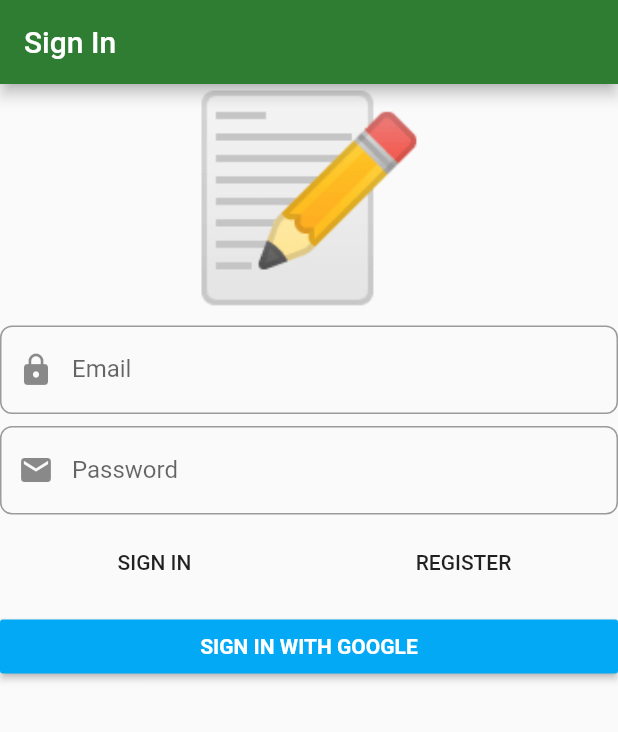
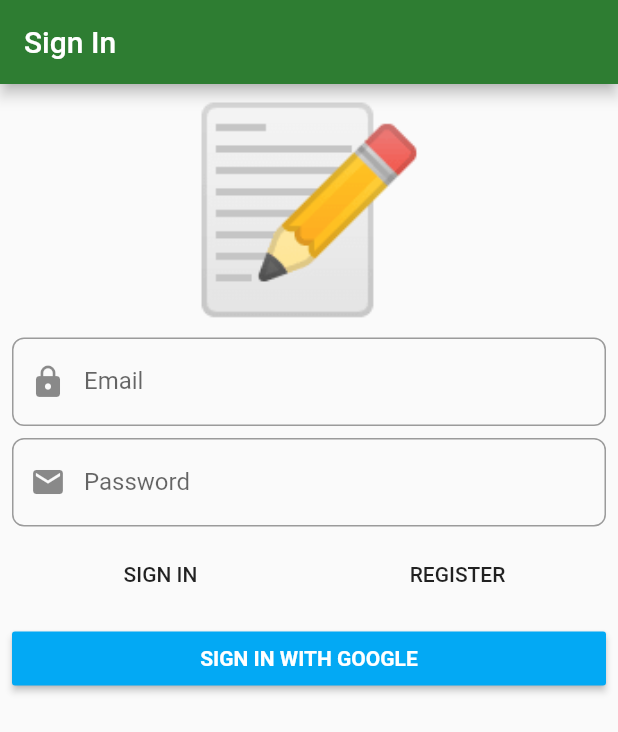
Before and after one commit to Vitaly-V/ddd_notes_app, a Flutter app: the screen it shows after launch, on a phone screen of 412 x 824 dp. Shown: the top 732 px of the screen. Run offline on Flutter 3.47's test engine with Material 2 defaults, Android fonts, the phone set to English and light mode, and no system bars; our stand-ins replace auto_route, bloc, dartz, firebase_auth, firebase_core, flushbar and 5 more; accounts and stored records are empty; generated files the repository leaves out were written again.

```diff
--- a/lib/domain/core/failures.dart
+++ b/lib/domain/core/failures.dart
@@ -5,10 +5,28 @@ part 'failures.freezed.dart';
 @freezed
 abstract class ValueFailure<T> with _$ValueFailure<T> {
   const factory ValueFailure.invalidEmail({
-    @required String failedValue,
+    @required T failedValue,
   }) = InvalidEmail<T>;
 
   const factory ValueFailure.shortPassword({
-    @required String failedValue,
+    @required T failedValue,
   }) = ShortPassword<T>;
+
+  const factory ValueFailure.exceedingLength({
+    @required T failedValue,
+    @required int max,
+  }) = ExceedingLength<T>;
+
+  const factory ValueFailure.empty({
+    @required T failedValue,
+  }) = Empty<T>;
+
+  const factory ValueFailure.multiline({
+    @required T failedValue,
+  }) = Multiline<T>;
+
+  const factory ValueFailure.listToLong({
+    @required T failedValue,
+    @required int max,
+  }) = ListToLong<T>;
 }
--- a/lib/presentation/sign_in/widgets/sign_in_form.dart
+++ b/lib/presentation/sign_in/widgets/sign_in_form.dart
@@ -32,6 +32,7 @@ class SignInForm extends StatelessWidget {
         return Form(
           autovalidate: state.showErrorMessages,
           child: ListView(
+            padding: const EdgeInsets.all(8),
             children: <Widget>[
               const Text(
                 '📝',
@@ -128,7 +129,15 @@ class SignInForm extends StatelessWidget {
                     fontWeight: FontWeight.bold,
                   ),
                 ),
-              )
+              ),
+              if (state.isSubmitting) ...<Widget>[
+                const SizedBox(
+                  height: 8,
+                ),
+                const LinearProgressIndicator(
+                  value: null,
+                ),
+              ],
             ],
           ),
         );
```
Also changed, not shown: lib/domain/core/failures.freezed.dart.
